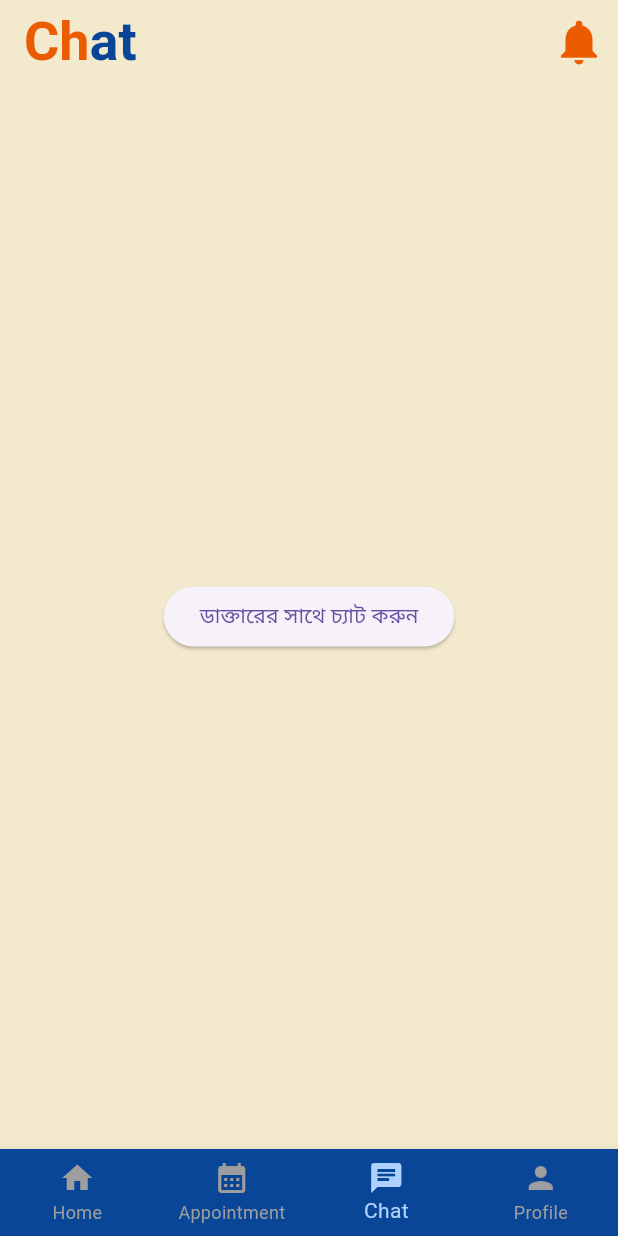
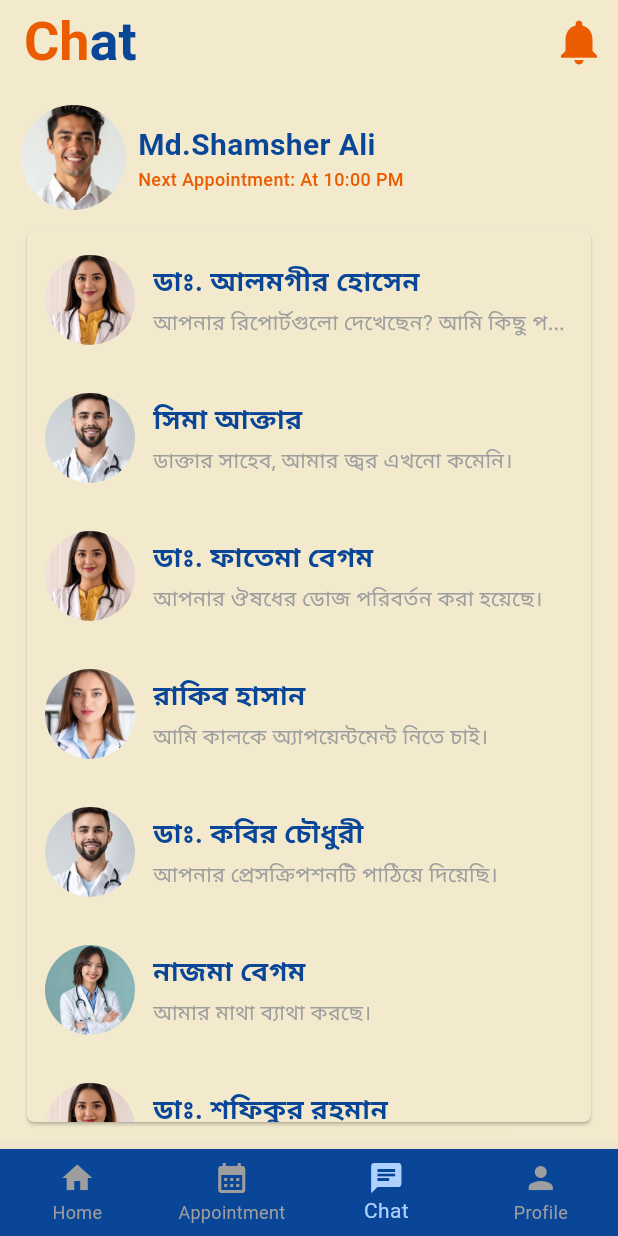
Before and after one commit to moynull15-14141/telemedicine, a Flutter app: the screen it shows after launch, item 3 of the bottom bar chosen, on a phone screen of 412 x 824 dp. Run offline on Flutter 3.47's test engine with Material 3 defaults, Android fonts, the light colour scheme and no system bars; our stand-ins replace smooth_page_indicator.

Commit message:
chatbox ar chat list 2+1=3

```diff
--- /dev/null
+++ b/lib/data/UserData.dart
@@ -0,0 +1,10 @@
+import 'package:tlmdcin/model/userModel.dart';
+
+final List<UserModel> dummyUsers = [
+  UserModel(
+    id: "pa1",
+    name: "Md.Shamsher Ali",
+    image: "assets/dm6.jpeg",
+    nextAppointment: "At 10:00 PM",
+  ),
+];
--- a/lib/data/messageData.dart
+++ b/lib/data/messageData.dart
@@ -76,78 +76,70 @@ List<Messagemodel> dummyMessages = [
     specialty: "Dentist",
   ),
 
+  // new messages
   Messagemodel(
-    text: "Hello Doctor, আমার বেশ কিছুদিন ধরে দাঁতে ব্যথা করছে।",
-    senderId: "pa2", // আমি পাঠিয়েছি
-    time: "10:20 AM",
-    image: "assets/dm1.jpeg",
-    senderName: "Patient",
-    specialty: "pa",
+    text: "Hello Doctor, আমার গলায় দুইদিন ধরে জ্বালা করছে।",
+    senderId: "pa2", // নতুন পেশেন্ট
+    time: "11:10 AM",
+    image: "assets/dm3.jpeg",
+    senderName: "Patient 2",
+    specialty: "ENT",
   ),
   Messagemodel(
-    text: "Hello, আপনার সমস্যাটি বিস্তারিত বলুন। কোন দাঁতে ব্যথা করছে?",
-    senderId: "do2", // ডাক্তার পাঠিয়েছেন
-    time: "10:21 AM",
-    image: "assets/dm2.jpeg",
-    senderName: "Dr.Sumit Kumar",
-    specialty: "Dentist",
+    text: "Hello, সমস্যা কতদিন ধরে হচ্ছে? জ্বর আছে কি?",
+    senderId: "do2", // নতুন ডাক্তার
+    time: "11:11 AM",
+    image: "assets/dm4.jpeg",
+    senderName: "Dr. Nazmun Nahar",
+    specialty: "ENT Specialist",
   ),
   Messagemodel(
-    text: "আমার মাড়ির শেষের দিকের দাঁতে। মাঝে মাঝে খুব ব্যথা হয়।",
+    text: "না জ্বর নেই, তবে গিলতে কষ্ট হচ্ছে।",
     senderId: "pa2",
-    time: "10:22 AM",
-    image: "assets/dm1.jpeg",
-    senderName: "Patient",
-    specialty: "pa",
+    time: "11:12 AM",
+    image: "assets/dm3.jpeg",
+    senderName: "Patient 2",
+    specialty: "ENT",
   ),
   Messagemodel(
-    text: "আচ্ছা, ঠাণ্ডা বা গরম কিছু খেলে কি ব্যথা বাড়ে?",
+    text: "আপনি কি ঠান্ডা কিছু খেয়েছেন? বা এসিতে ঘুমিয়েছেন?",
     senderId: "do2",
-    time: "10:23 AM",
-    image: "assets/dm2.jpeg",
-    senderName: "Dr.Sumit Kumar",
-    specialty: "Dentist",
+    time: "11:13 AM",
+    image: "assets/dm4.jpeg",
+    senderName: "Dr. Nazmun Nahar",
+    specialty: "ENT Specialist",
   ),
   Messagemodel(
-    text: "জি, ঠাণ্ডা পানি খেলে ব্যথাটা বেড়ে যায়।",
+    text: "হ্যাঁ, রাতে এসিতে ঘুমিয়েছি।",
     senderId: "pa2",
-    time: "10:25 AM",
-    image: "assets/dm1.jpeg",
-    senderName: "Patient",
-    specialty: "pa",
+    time: "11:14 AM",
+    image: "assets/dm3.jpeg",
+    senderName: "Patient 2",
+    specialty: "ENT",
   ),
   Messagemodel(
     text:
-        "প্রাথমিকভাবে মনে হচ্ছে আপনার দাঁতে ক্যাভিটি হতে পারে। আপনার একটি অ্যাপয়েন্টমেন্ট নেওয়া প্রয়োজন।",
+        "তাহলে ঠান্ডা লাগার কারণে এমনটা হতে পারে। আমি কিছু ওষুধ সাজেস্ট করবো।",
     senderId: "do2",
-    time: "10:26 AM",
-    image: "assets/dm2.jpeg",
-    senderName: "Dr.Sumit Kumar",
-    specialty: "Dentist",
+    time: "11:15 AM",
+    image: "assets/dm4.jpeg",
+    senderName: "Dr. Nazmun Nahar",
+    specialty: "ENT Specialist",
   ),
   Messagemodel(
-    text: "আমার মাড়ির শেষের দিকের দাঁতে। মাঝে মাঝে খুব ব্যথা হয়।",
+    text: "ঠিক আছে ডাক্তার, অনেক ধন্যবাদ।",
     senderId: "pa2",
-    time: "10:22 AM",
-    image: "assets/dm1.jpeg",
-    senderName: "Patient",
-    specialty: "pa",
+    time: "11:16 AM",
+    image: "assets/dm3.jpeg",
+    senderName: "Patient 2",
+    specialty: "ENT",
   ),
   Messagemodel(
-    text: "আমার মাড়ির শেষের দিকের দাঁতে। মাঝে মাঝে খুব ব্যথা হয়।",
-    senderId: "pa2",
-    time: "10:22 AM",
-    image: "assets/dm3.jpeg",
-    senderName: "Patient",
-    specialty: "pa",
-  ),
-  Messagemodel(
-    text:
-        "প্রাথমিকভাবে মনে হচ্ছে আপনার দাঁতে ক্যাভিটি হতে পারে। আপনার একটি অ্যাপয়েন্টমেন্ট নেওয়া প্রয়োজন।",
+    text: "ভালো থাকুন। প্রয়োজনে আবার যোগাযোগ করুন।",
     senderId: "do2",
-    time: "10:26 AM",
-    image: "assets/dm2.jpeg",
-    senderName: "Dr.Sumit Kumar",
-    specialty: "Dentist",
+    time: "11:17 AM",
+    image: "assets/dm4.jpeg",
+    senderName: "Dr. Nazmun Nahar",
+    specialty: "ENT Specialist",
   ),
 ];
--- /dev/null
+++ b/lib/data/messageListData.dart
@@ -0,0 +1,46 @@
+import 'package:tlmdcin/model/messageListmodel.dart';
+
+final List<Messagelistmodel> dummyMessageList = [
+  Messagelistmodel(
+    senderId: "assets/dm1.jpeg",
+    senderName: "ডাঃ. আলমগীর হোসেন",
+    image: "assets/dm3.jpeg", // আপনার অ্যাসেটসের সঠিক পাথ দিন
+    lastMessage: "আপনার রিপোর্টগুলো দেখেছেন? আমি কিছু পরামর্শ দিতে চাই।",
+  ),
+  Messagelistmodel(
+    senderId: "pat_sima",
+    senderName: "সিমা আক্তার",
+    image: "assets/dm2.jpeg", // আপনার অ্যাসেটসের সঠিক পাথ দিন
+    lastMessage: "ডাক্তার সাহেব, আমার জ্বর এখনো কমেনি।",
+  ),
+  Messagelistmodel(
+    senderId: "dr_fatema",
+    senderName: "ডাঃ. ফাতেমা বেগম",
+    image: "assets/dm3.jpeg", // আপনার অ্যাসেটসের সঠিক পাথ দিন
+    lastMessage: "আপনার ঔষধের ডোজ পরিবর্তন করা হয়েছে।",
+  ),
+  Messagelistmodel(
+    senderId: "pat_rakib",
+    senderName: "রাকিব হাসান",
+    image: "assets/dm5.jpeg", // আপনার অ্যাসেটসের সঠিক পাথ দিন
+    lastMessage: "আমি কালকে অ্যাপয়েন্টমেন্ট নিতে চাই।",
+  ),
+  Messagelistmodel(
+    senderId: "dr_kabir",
+    senderName: "ডাঃ. কবির চৌধুরী",
+    image: "assets/dm2.jpeg", // আপনার অ্যাসেটসের সঠিক পাথ দিন
+    lastMessage: "আপনার প্রেসক্রিপশনটি পাঠিয়ে দিয়েছি।",
+  ),
+  Messagelistmodel(
+    senderId: "pat_nazma",
+    senderName: "নাজমা বেগম",
+    image: "assets/dm1.jpeg", // আপনার অ্যাসেটসের সঠিক পাথ দিন
+    lastMessage: "আমার মাথা ব্যাথা করছে।",
+  ),
+  Messagelistmodel(
+    senderId: "dr_shafiq",
+    senderName: "ডাঃ. শফিকুর রহমান",
+    image: "assets/dm3.jpeg", // আপনার অ্যাসেটসের সঠিক পাথ দিন
+    lastMessage: "পরবর্তী ফলোআপের জন্য প্রস্তুত থাকুন।",
+  ),
+];
--- /dev/null
+++ b/lib/draf code/oldChatPage.dart
@@ -0,0 +1,72 @@
+import 'package:flutter/material.dart';
+import 'package:tlmdcin/scrn/chatBox.dart';
+import 'package:tlmdcin/data/messageData.dart'; // dummyMessages এর জন্য ইম্পোর্ট করুন
+import 'package:tlmdcin/model/messageModel.dart'; // Messagemodel এর জন্য ইম্পোর্ট করুন
+
+class chatOld extends StatefulWidget {
+  const chatOld({super.key});
+
+  @override
+  State<chatOld> createState() => _chatState();
+}
+
+class _chatState extends State<chatOld> {
+  Messagemodel? doctorMessage;
+
+  @override
+  void initState() {
+    super.initState();
+    for (var message in dummyMessages) {
+      if (message.senderId == "do1") {
+        // ডাক্তারের ID
+        doctorMessage = message;
+        break;
+      }
+    }
+  }
+
+  @override
+  Widget build(BuildContext context) {
+    // এখন সরাসরি Messagemodel থেকে ডাক্তারের নাম ও ছবি নেওয়া হচ্ছে
+    final String actualDoctorName =
+        doctorMessage?.senderName ?? "Unknown Doctor";
+    final String actualDoctorImage =
+        doctorMessage?.image ?? "assets/default_doctor.jpeg";
+
+    return Scaffold(
+      backgroundColor: Color.fromARGB(255, 243, 234, 206),
+      body: Center(
+        child: Column(
+          mainAxisAlignment: MainAxisAlignment.center,
+          children: [
+            ElevatedButton(
+              onPressed: () {
+                if (doctorMessage != null) {
+                  Navigator.push(
+                    context,
+                    MaterialPageRoute(
+                      builder: (context) => chatBox(
+                        doctorName: actualDoctorName,
+                        doctorImage: actualDoctorImage,
+                        specialty: doctorMessage?.specialty ?? "General",
+                      ),
+                    ),
+                  );
+                } else {
+                  ScaffoldMessenger.of(context).showSnackBar(
+                    const SnackBar(
+                      content: Text(
+                        "ডাক্তারের তথ্য খুঁজে পাওয়া যায়নি। চ্যাট শুরু করা যাচ্ছে না।",
+                      ),
+                    ),
+                  );
+                }
+              },
+              child: const Text("ডাক্তারের সাথে চ্যাট করুন"),
+            ),
+          ],
+        ),
+      ),
+    );
+  }
+}
--- /dev/null
+++ b/lib/model/messageListmodel.dart
@@ -0,0 +1,13 @@
+class Messagelistmodel {
+  final String senderId;
+  final String senderName;
+  final String image;
+  final String lastMessage;
+
+  Messagelistmodel({
+    required this.senderId,
+    required this.senderName,
+    required this.image,
+    required this.lastMessage,
+  });
+}
--- /dev/null
+++ b/lib/model/userModel.dart
@@ -0,0 +1,13 @@
+class UserModel {
+  final String id;
+  final String name;
+  final String image;
+  final String nextAppointment; // New field for next appointment
+
+  UserModel({
+    required this.id,
+    required this.name,
+    required this.image,
+    required this.nextAppointment,
+  });
+}
--- a/lib/scrn/Home.dart
+++ b/lib/scrn/Home.dart
@@ -4,17 +4,26 @@ import 'package:tlmdcin/common%20wiget/freeConsultant.dart';
 import 'package:tlmdcin/common%20wiget/specialty.dart';
 import 'package:tlmdcin/common%20wiget/top%20consultant.dart';
 import 'package:tlmdcin/common%20wiget/topdoctor.dart';
+import 'package:tlmdcin/data/UserData.dart';
+import 'package:tlmdcin/data/messageData.dart';
+import 'package:tlmdcin/data/messageListData.dart';
+import 'package:tlmdcin/model/messageListmodel.dart';
+import 'package:tlmdcin/model/userModel.dart';
 import 'package:tlmdcin/scrn/appointment.dart';
 import 'package:tlmdcin/scrn/chat.dart';
 
 import 'package:tlmdcin/scrn/profile.dart';
 
 class Home extends StatefulWidget {
-  const Home({super.key});
+  final UserModel user;
+  final Messagelistmodel messagelistmodel;
+  Home({super.key, required this.user, required this.messagelistmodel});
 
   @override
   State<Home> createState() => _HomeState();
 }
+
+final doctor = dummyMessages.firstWhere((msg) => msg.senderId.startsWith("do"));
 
 class _HomeState extends State<Home> {
   int _selectedIndex = 0;
@@ -23,7 +32,11 @@ class _HomeState extends State<Home> {
   final List<Widget> _pages = [
     const HomeContent(),
     const Appointment(),
-    const chat(),
+    Chat(
+      user: dummyUsers[0],
+      messagelistmodel:
+          dummyMessageList[0], // Pass a valid Messagelistmodel instance or list
+    ),
     const Profile(),
   ];
 
--- a/lib/scrn/chat.dart
+++ b/lib/scrn/chat.dart
@@ -1,68 +1,140 @@
 import 'package:flutter/material.dart';
-import 'package:tlmdcin/scrn/chatBox.dart';
-import 'package:tlmdcin/data/messageData.dart'; // dummyMessages এর জন্য ইম্পোর্ট করুন
-import 'package:tlmdcin/model/messageModel.dart'; // Messagemodel এর জন্য ইম্পোর্ট করুন
+import 'package:tlmdcin/data/messageListData.dart';
+import 'package:tlmdcin/model/messageListmodel.dart';
+import 'package:tlmdcin/model/userModel.dart';
 
-class chat extends StatefulWidget {
-  const chat({super.key});
+class Chat extends StatefulWidget {
+  final UserModel user;
+  final Messagelistmodel messagelistmodel;
+
+  const Chat({super.key, required this.user, required this.messagelistmodel});
 
   @override
-  State<chat> createState() => _chatState();
+  State<Chat> createState() => _ChatState();
 }
 
-class _chatState extends State<chat> {
-  Messagemodel? doctorMessage;
-
-  @override
-  void initState() {
-    super.initState();
-    for (var message in dummyMessages) {
-      if (message.senderId == "do1") {
-        // ডাক্তারের ID
-        doctorMessage = message;
-        break;
-      }
-    }
-  }
-
+class _ChatState extends State<Chat> {
   @override
   Widget build(BuildContext context) {
-    // এখন সরাসরি Messagemodel থেকে ডাক্তারের নাম ও ছবি নেওয়া হচ্ছে
-    final String actualDoctorName =
-        doctorMessage?.senderName ?? "Unknown Doctor";
-    final String actualDoctorImage =
-        doctorMessage?.image ?? "assets/default_doctor.jpeg";
+    return Scaffold(
+      backgroundColor: const Color.fromARGB(255, 243, 234, 206),
+      body: Padding(
+        padding: const EdgeInsets.all(14.0),
+        child: Column(
+          children: [
+            Row(
+              children: [
+                ClipRRect(
+                  borderRadius: BorderRadiusGeometry.circular(50),
+                  child: Image.asset(
+                    widget.user.image,
+                    fit: BoxFit.cover,
+                    height: 70,
+                    width: 70,
+                  ),
+                ),
+                const SizedBox(width: 8),
 
-    return Scaffold(
-      backgroundColor: Color.fromARGB(255, 243, 234, 206),
-      body: Center(
-        child: Column(
-          mainAxisAlignment: MainAxisAlignment.center,
-          children: [
-            ElevatedButton(
-              onPressed: () {
-                if (doctorMessage != null) {
-                  Navigator.push(
-                    context,
-                    MaterialPageRoute(
-                      builder: (context) => chatBox(
-                        doctorName: actualDoctorName,
-                        doctorImage: actualDoctorImage,
-                        specialty: doctorMessage?.specialty ?? "General",
+                Column(
+                  crossAxisAlignment: CrossAxisAlignment.start,
+                  children: [
+                    Text(
+                      widget.user.name,
+                      style: TextStyle(
+                        fontSize: 20,
+                        fontWeight: FontWeight.bold,
+                        color: const Color.fromARGB(255, 9, 70, 151),
                       ),
+                      overflow: TextOverflow.ellipsis,
                     ),
-                  );
-                } else {
-                  ScaffoldMessenger.of(context).showSnackBar(
-                    const SnackBar(
-                      content: Text(
-                        "ডাক্তারের তথ্য খুঁজে পাওয়া যায়নি। চ্যাট শুরু করা যাচ্ছে না।",
+
+                    Text(
+                      "Next Appointment: ${widget.user.nextAppointment}",
+                      style: TextStyle(
+                        fontSize: 12,
+                        fontWeight: FontWeight.w500,
+                        color: const Color.fromARGB(255, 235, 91, 0),
+                      ), //
+                      overflow: TextOverflow.ellipsis,
+                    ),
+                  ],
+                ),
+              ],
+            ),
+
+            const SizedBox(height: 10),
+
+            Expanded(
+              child: Card(
+                color: const Color.fromARGB(255, 243, 234, 206),
+                elevation: 1,
+                shape: RoundedRectangleBorder(
+                  borderRadius: BorderRadius.circular(5),
+                ),
+                child: ListView.builder(
+                  itemCount: dummyMessageList.length,
+                  itemBuilder: (context, index) {
+                    final message = dummyMessageList[index];
+
+                    return Container(
+                      margin: const EdgeInsets.symmetric(
+                        vertical: 4.0,
+                        horizontal: 0.0,
                       ),
-                    ),
-                  );
-                }
-              },
-              child: const Text("ডাক্তারের সাথে চ্যাট করুন"),
+                      // elevation: 2, // Add a little shadow
+                      // shape: RoundedRectangleBorder(
+                      //   borderRadius: BorderRadius.circular(
+                      //     10,
+                      //   ), // Rounded corners for the card
+                      // ),
+                      child: Padding(
+                        padding: const EdgeInsets.all(12.0),
+                        child: Row(
+                          children: [
+                            ClipRRect(
+                              borderRadius: BorderRadius.circular(30),
+                              child: Image.asset(
+                                message.image,
+                                fit: BoxFit.cover,
+                                height: 60,
+                                width: 60,
+                              ),
+                            ),
+                            const SizedBox(width: 12),
+
+                            Expanded(
+                              child: Column(
+                                crossAxisAlignment: CrossAxisAlignment.start,
+                                children: [
+                                  Text(
+                                    message.senderName,
+                                    style: const TextStyle(
+                                      fontSize: 18,
+                                      fontWeight: FontWeight.bold,
+                                      color: Color.fromARGB(255, 9, 70, 151),
+                                    ),
+                                    overflow: TextOverflow.ellipsis,
+                                  ),
+                                  const SizedBox(height: 4),
+                                  Text(
+                                    message.lastMessage,
+                                    style: const TextStyle(
+                                      fontSize: 14,
+                                      color: Colors.grey,
+                                    ),
+                                    maxLines: 1,
+                                    overflow: TextOverflow.ellipsis,
+                                  ),
+                                ],
+                              ),
+                            ),
+                          ],
+                        ),
+                      ),
+                    );
+                  },
+                ),
+              ),
             ),
           ],
         ),
--- a/lib/tlmdcin.dart
+++ b/lib/tlmdcin.dart
@@ -1,4 +1,6 @@
 import 'package:flutter/material.dart';
+import 'package:tlmdcin/data/UserData.dart';
+import 'package:tlmdcin/data/messageListData.dart';
 import 'package:tlmdcin/scrn/Home.dart';
 
 class tlmdcin extends StatelessWidget {
@@ -10,7 +12,7 @@ class tlmdcin extends StatelessWidget {
       debugShowCheckedModeBanner: false,
       title: "Telemedicien",
       theme: ThemeData(),
-      home: Home(),
+      home: Home(user: dummyUsers[0], messagelistmodel: dummyMessageList[0]),
     );
   }
 }
--- a/pubspec.yaml
+++ b/pubspec.yaml
@@ -63,6 +63,10 @@ flutter:
     - assets/dm1.jpeg
     - assets/dm2.jpeg
     - assets/dm3.jpeg
+    - assets/dm4.jpg
+    - assets/dm5.jpeg
+    - assets/dm6.jpeg
+
 
   # An image asset can refer to one or more resolution-specific "variants", see
   # https://flutter.dev/to/resolution-aware-images
```
Also changed, not shown: assets/dm4.jpg (added), assets/dm5.jpeg (added), assets/dm6.jpeg (added).
